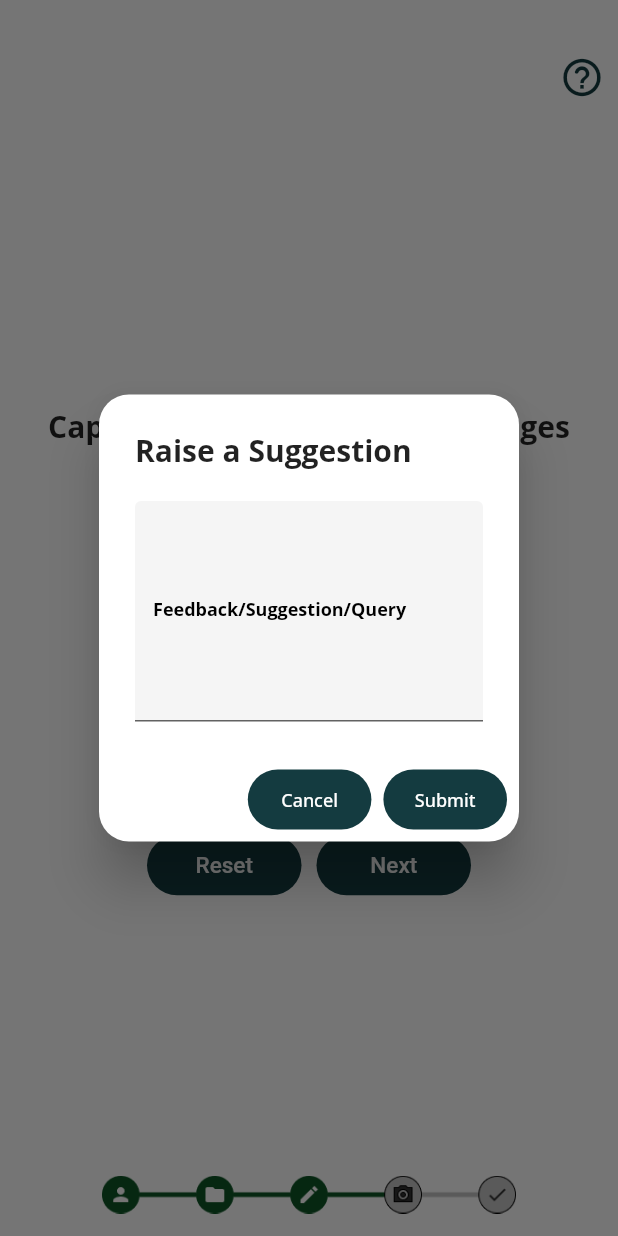
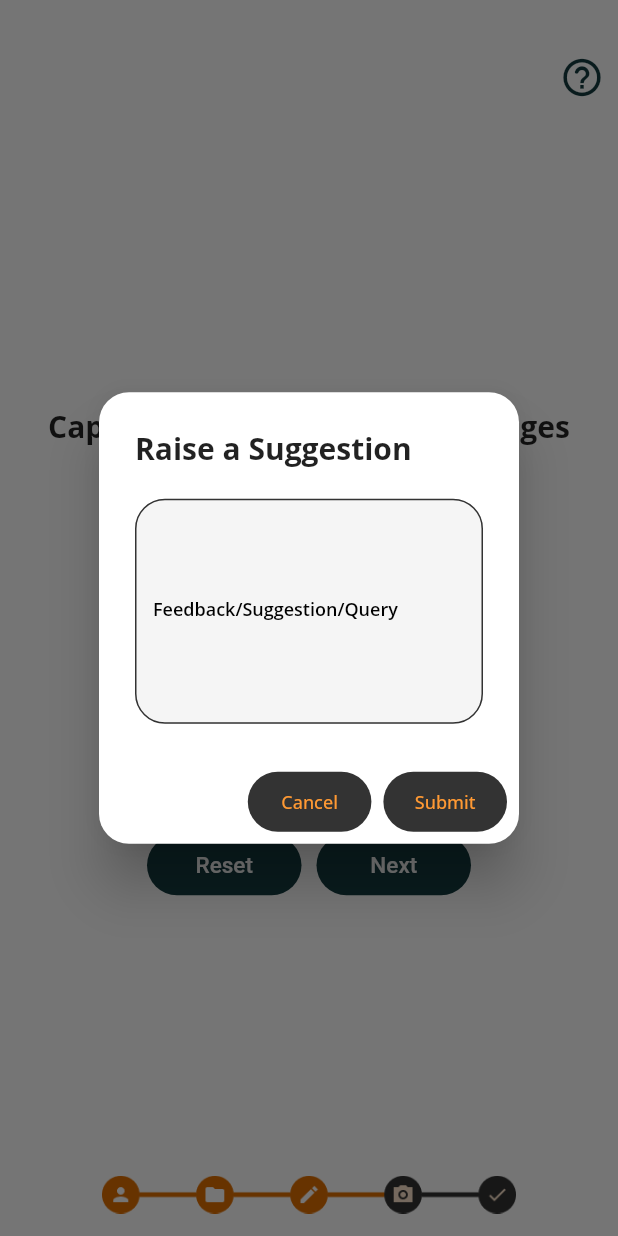
Before and after one commit to Aficionado45/Aadhaar_Address_Update, a Flutter app: the capture screen opened by its route, after a tap on the "help outline" icon, on a phone screen of 412 x 824 dp. Run offline on Flutter 3.47's test engine with Material 2 defaults, Android fonts, the phone set to English and light mode, and no system bars; our stand-ins replace cloud_firestore, firebase_core, firebase_storage, image_cropper, image_picker, local_auth and 3 more; missing offline and left inert: firebase_ml_vision, geocoder; accounts and stored records are empty; project files that could hold a hidden picture were left out.

Commit message:
UI and Fixes

```diff
--- a/lib/screens/confirmation.dart
+++ b/lib/screens/confirmation.dart
@@ -431,7 +431,7 @@ class _confirmState extends State<confirm> {
                             child: Text(
                               "Reset",
                               style: TextStyle(
-                                color: Colors.white,
+                                color: Color(0xffff9933),
                                 fontSize: 15,
                               ),
                             ),
@@ -442,7 +442,7 @@ class _confirmState extends State<confirm> {
                         ),
                         Container(
                           decoration: BoxDecoration(
-                            color: Color(0xFF143B40),
+                            color: Color(0xff333333),
                             borderRadius: BorderRadius.all(Radius.circular(20)),
                           ),
                           alignment: FractionalOffset.center,
@@ -499,7 +499,7 @@ class _confirmState extends State<confirm> {
                             child: Text(
                               "Confirm",
                               style: TextStyle(
-                                color: Colors.white,
+                                color: Color(0xffff9933),
                                 fontSize: 15,
                               ),
                             ),
--- a/lib/utils/constans.dart
+++ b/lib/utils/constans.dart
@@ -4,7 +4,10 @@ import 'package:flutter/material.dart';
 TextStyle kHeaderStyle = TextStyle(
     fontSize: 20, fontFamily: "Open Sans", fontWeight: FontWeight.bold);
 TextStyle kSubHeaderStyle = TextStyle(
-    fontSize: 20,
+    fontSize: 15,
     fontFamily: "Open Sans",
-    fontWeight: FontWeight.bold,
-    color: Colors.white);
+    fontWeight: FontWeight.w500,
+    color: Color(0xff333333));
+
+Color kButtonText = Color(0xffff9933);
+Color kButton = Color(0xff333333);
--- a/lib/utils/feedback_form.dart
+++ b/lib/utils/feedback_form.dart
@@ -1,4 +1,5 @@
 import 'package:aadhaar_address/screens/user_login.dart';
+import 'package:aadhaar_address/utils/constans.dart';
 import 'package:flutter/material.dart';
 import 'package:cloud_firestore/cloud_firestore.dart';
 
@@ -28,29 +29,42 @@ Future<void> getFeedback(BuildContext context) {
         'Raise a Suggestion',
         style: TextStyle(fontWeight: FontWeight.bold, fontFamily: 'Open Sans'),
       ),
-      content: TextField(
+      content: Container(
+        decoration: BoxDecoration(borderRadius: BorderRadius.circular(20)),
+        child: TextField(
+          cursorColor: Colors.black,
           maxLines: 5,
           decoration: InputDecoration(
+            enabledBorder: OutlineInputBorder(
+              borderSide: BorderSide(color: kButton),
+              borderRadius: BorderRadius.all(Radius.circular(20.0)),
+            ),
+            focusedBorder: OutlineInputBorder(
+              borderSide: BorderSide(color: kButtonText),
+              borderRadius: BorderRadius.all(Radius.circular(20.0)),
+            ),
             filled: true,
-          focusColor: Colors.black,
+            focusColor: kButtonText,
             labelText: 'Feedback/Suggestion/Query',
             labelStyle: TextStyle(
               color: Colors.black,
-            fontWeight: FontWeight.bold,
+              fontWeight: FontWeight.w600,
               fontFamily: 'Open Sans',
               fontSize: 12,
             ),
+          ),
           // hintText: 'Enter your feedback/suggestion/query',
-        ),
-        style: TextStyle(fontFamily: 'Open Sans', fontWeight: FontWeight.bold),
+          style:
+              TextStyle(fontFamily: 'Open Sans', fontWeight: FontWeight.w500),
           onChanged: (val) {
             feedback = val;
           },
         ),
+      ),
       actions: [
         Container(
           decoration: BoxDecoration(
-            color: Color(0xFF143B40),
+            color: kButton,
             borderRadius: BorderRadius.all(Radius.circular(20)),
           ),
           alignment: FractionalOffset.center,
@@ -60,7 +74,7 @@ Future<void> getFeedback(BuildContext context) {
             child: Text(
               'Cancel',
               style: TextStyle(
-                  color: Colors.white, fontFamily: 'Open Sans', fontSize: 12),
+                  color: kButtonText, fontFamily: 'Open Sans', fontSize: 12),
             ),
             onPressed: () {
               Navigator.pop(context);
@@ -69,7 +83,7 @@ Future<void> getFeedback(BuildContext context) {
         ),
         Container(
           decoration: BoxDecoration(
-            color: Color(0xFF143B40),
+            color: kButton,
             borderRadius: BorderRadius.all(Radius.circular(20)),
           ),
           alignment: FractionalOffset.center,
@@ -79,7 +93,7 @@ Future<void> getFeedback(BuildContext context) {
             child: Text(
               'Submit',
               style: TextStyle(
-                  fontFamily: 'Open Sans', color: Colors.white, fontSize: 12),
+                  fontFamily: 'Open Sans', color: kButtonText, fontSize: 12),
             ),
             onPressed: () async {
               if (feedback != '') {
```
Also changed, not shown: lib/screens/op_login.dart (+42 -20 lines), lib/screens/op_otp.dart (+21 -5 lines), lib/screens/user_login.dart (+31 -18 lines), lib/screens/user_otp.dart (+27 -11 lines), lib/screens/welcome.dart (+12 -11 lines), images/Progress0.png, images/Progress1.png, images/Progress2.png, images/Progress3.png, images/Progress4.png, images/Progress5.png, 1 other file. Lines whose indentation alone changed are shown as unchanged.
